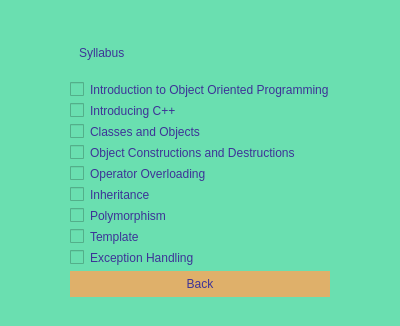
This is syllabus.ui in bikraj2/MITRA as Qt 5 draws it before an edit. The edited form follows.
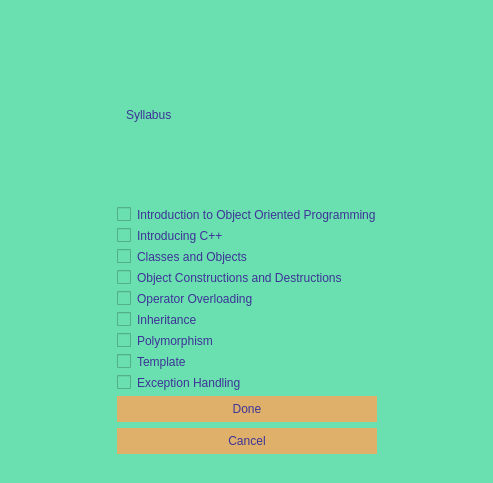
This is the edited form.

Patch:
```diff
--- a/syllabus.ui
+++ b/syllabus.ui
@@ -6,8 +6,8 @@
    <rect>
     <x>0</x>
     <y>0</y>
-    <width>400</width>
-    <height>326</height>
+    <width>493</width>
+    <height>483</height>
    </rect>
   </property>
   <property name="windowTitle">
@@ -166,6 +166,20 @@
            </property>
           </widget>
          </item>
+         <item>
+          <widget class="QPushButton" name="pushButton_2">
+           <property name="styleSheet">
+            <string notr="true">background-color: #dfb06a;
+color:#3d3397;
+font: bold 20px,  &quot;Sherif&quot; ; 
+border-width: 5px;
+border-radius: 15px; padding:6;</string>
+           </property>
+           <property name="text">
+            <string>Done</string>
+           </property>
+          </widget>
+         </item>
          <item>
           <widget class="QPushButton" name="pushButton">
            <property name="styleSheet">
@@ -176,7 +190,7 @@
 border-radius: 15px; padding:6;</string>
            </property>
            <property name="text">
-            <string>Back</string>
+            <string>Cancel</string>
            </property>
           </widget>
          </item>
```
